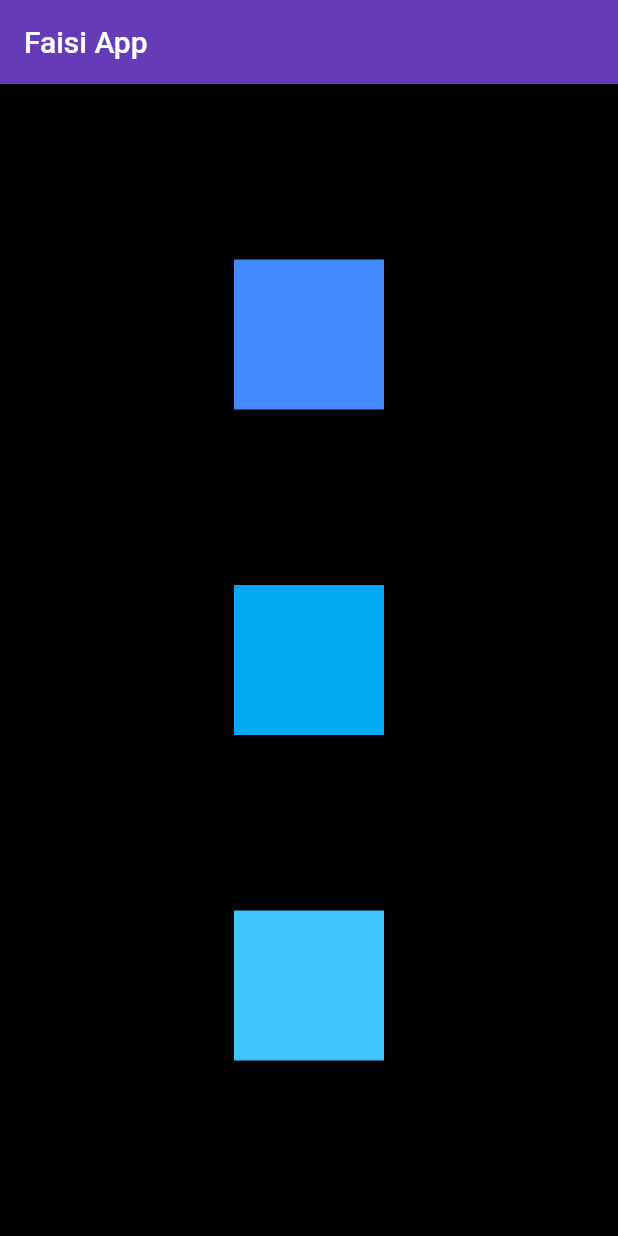
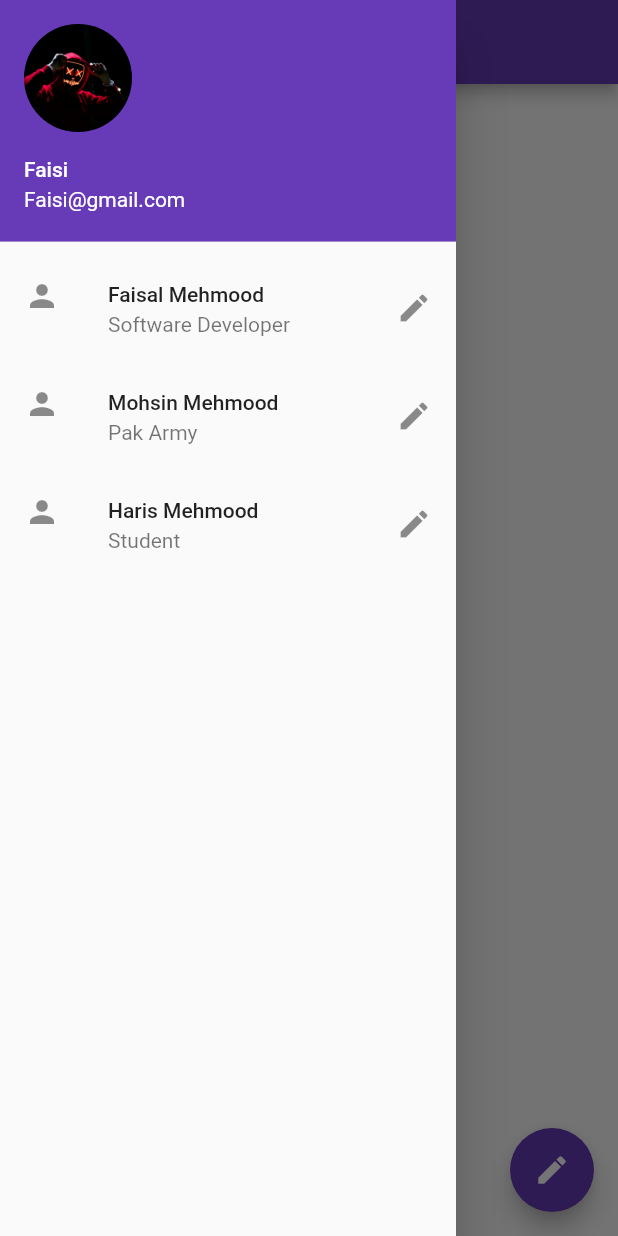
Before and after one commit to Faisal501/FlutterApp, a Flutter app: the screen it shows after launch, with the side drawer open (before the commit the screen has no drawer), on a phone screen of 412 x 824 dp. Run offline on Flutter 3.47's test engine with Material 2 defaults, Android fonts, the phone set to English and light mode, and no system bars.

Commit message:
Session 3 completed

```diff
--- a/lib/main.dart
+++ b/lib/main.dart
@@ -26,56 +26,65 @@ class HomePage extends StatelessWidget {
 
   @override
   Widget build(BuildContext context) {
-// scaffold is a structure which contains some basic widgets like appbar etc.
+//? scaffold is a structure which contains some basic widgets like appbar etc.
     return Scaffold(
       appBar: AppBar(
         title: const Text("Faisi App"),
       ),
-      body: Container(
-        width: 500,
-        color: Colors.black,
-        child: Column(
-          // try it with coloum
-          // child: Row(      // try it with row
-          // can have multiple childrens
-          /**
-           * For (row) mainaxisalignment is for horizontel axis and crossaxisalignment
-           * is for vertial axis. And for coloum its opposite
-           */
+      body: Center(
+        child: Container(
+          width: 100,
+          height: 100,
+          color: Colors.black,
+        ),
+      ),
+      drawer: Drawer(
+        //*drawer takes a widget (it is side bar of app)
+        //key: , //? key is used to redrawing of widget mentioned
+        child: ListView(
+          padding: const EdgeInsets.all(0),
+          children: <Widget>[
+            // DrawerHeader(
+            //   decoration: BoxDecoration(color: Colors.blueAccent),
+            //   child: Text("Menu"),
+            // ),
+            const UserAccountsDrawerHeader(
+              accountName: Text("Faisi"),
+              accountEmail: Text("Faisi@gmail.com"),
+              //  currentAccountPicture: Image.asset("assets/images/faisi.jpg"),
+              currentAccountPicture: CircleAvatar(
+                backgroundImage: AssetImage("assets/images/faisi.jpg"),
+              ),
+            ),
 
-          //mainAxisAlignment: MainAxisAlignment.center,
-          //mainAxisAlignment: MainAxisAlignment.spaceBetween,
-          //mainAxisAlignment: MainAxisAlignment.spaceAround,
-          //mainAxisAlignment: MainAxisAlignment.end,
-          mainAxisAlignment: MainAxisAlignment.spaceEvenly,
-          crossAxisAlignment: CrossAxisAlignment.center,
-          mainAxisSize: MainAxisSize.max,
-
-          children: <Widget>[
-            Container(
-              padding: const EdgeInsets.all(10),
-              height: 100,
-              width: 100,
-              color: Colors.blueAccent,
-              alignment: Alignment.center,
+            ListTile(
+              leading: const Icon(Icons.person),
+              title: const Text("Faisal Mehmood"),
+              subtitle: const Text("Software Developer"),
+              trailing: const Icon(Icons.edit),
+              onTap: () {}, //? for performing action
             ),
-            Container(
-              padding: const EdgeInsets.all(10),
-              height: 100,
-              width: 100,
-              color: Colors.lightBlue,
-              alignment: Alignment.center,
+            const ListTile(
+              leading: Icon(Icons.person),
+              title: Text("Mohsin Mehmood"),
+              subtitle: Text("Pak Army"),
+              trailing: Icon(Icons.edit),
             ),
-            Container(
-              padding: const EdgeInsets.all(10),
-              height: 100,
-              width: 100,
-              color: Colors.lightBlueAccent,
-              alignment: Alignment.center,
-            ),
+            const ListTile(
+              leading: Icon(Icons.person),
+              title: Text("Haris Mehmood"),
+              subtitle: Text("Student"),
+              trailing: Icon(Icons.edit),
+            )
           ],
         ),
       ),
+      floatingActionButton: FloatingActionButton(
+        onPressed:
+            () {}, // this empty implementation of function (){} means void function
+        child: const Icon(Icons.edit),
+      ),
+      // floatingActionButtonLocation: FloatingActionButtonLocation.centerDocked, // another property
     );
   }
 }
```
Also changed, not shown: pubspec.yaml (+4 -4 lines), assets/images/faisi.jpg (added), assets/images/faisi1.jpg (added).
